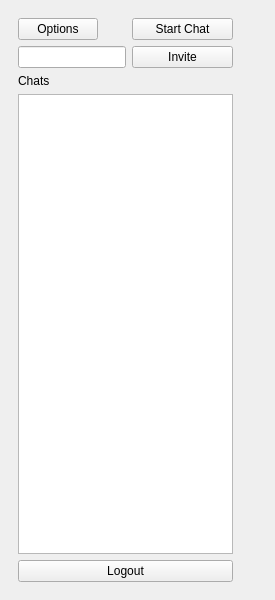
Qt form src/client/gui/appwindow.ui (schuay/sepm) before a commit.
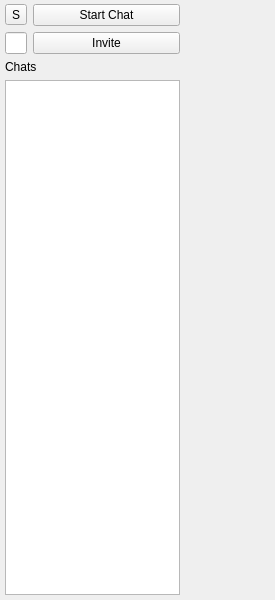
The same form after that commit. Custom widgets are drawn as their Qt base class.

```diff
--- a/src/client/gui/appwindow.ui
+++ b/src/client/gui/appwindow.ui
@@ -15,6 +15,21 @@
   </property>
   <widget class="QWidget" name="centralwidget">
    <layout class="QGridLayout" name="gridLayout_2">
+    <property name="leftMargin">
+     <number>5</number>
+    </property>
+    <property name="topMargin">
+     <number>4</number>
+    </property>
+    <property name="rightMargin">
+     <number>5</number>
+    </property>
+    <property name="bottomMargin">
+     <number>5</number>
+    </property>
+    <property name="horizontalSpacing">
+     <number>0</number>
+    </property>
     <item row="0" column="0">
      <widget class="QWidget" name="widget" native="true">
       <property name="enabled">
@@ -22,11 +37,26 @@
       </property>
       <property name="maximumSize">
        <size>
-        <width>259</width>
+        <width>180</width>
         <height>16777215</height>
        </size>
       </property>
       <layout class="QGridLayout" name="gridLayout">
+       <property name="leftMargin">
+        <number>0</number>
+       </property>
+       <property name="topMargin">
+        <number>0</number>
+       </property>
+       <property name="rightMargin">
+        <number>5</number>
+       </property>
+       <property name="bottomMargin">
+        <number>0</number>
+       </property>
+       <property name="horizontalSpacing">
+        <number>6</number>
+       </property>
        <item row="0" column="0">
         <layout class="QVBoxLayout" name="verticalLayout">
          <item>
@@ -55,9 +85,9 @@
             </widget>
            </item>
            <item row="0" column="0">
-            <widget class="QPushButton" name="pbOptions">
+            <widget class="QToolButton" name="pbOptions">
              <property name="text">
-              <string>Options</string>
+              <string>S</string>
              </property>
             </widget>
            </item>
@@ -73,13 +103,6 @@
          <item>
           <widget class="QListWidget" name="lwChats"/>
          </item>
-         <item>
-          <widget class="QPushButton" name="pbLogout">
-           <property name="text">
-            <string>Logout</string>
-           </property>
-          </widget>
-         </item>
         </layout>
        </item>
       </layout>
@@ -87,8 +110,20 @@
     </item>
     <item row="0" column="1">
      <widget class="QStackedWidget" name="swChats">
+      <property name="layoutDirection">
+       <enum>Qt::RightToLeft</enum>
+      </property>
+      <property name="currentIndex">
+       <number>0</number>
+      </property>
       <widget class="QWidget" name="page">
        <layout class="QGridLayout" name="gridLayout_3">
+        <property name="margin">
+         <number>0</number>
+        </property>
+        <property name="spacing">
+         <number>0</number>
+        </property>
         <item row="0" column="0">
          <widget class="ChatWidget" name="widget_2" native="true">
           <property name="enabled">
```
